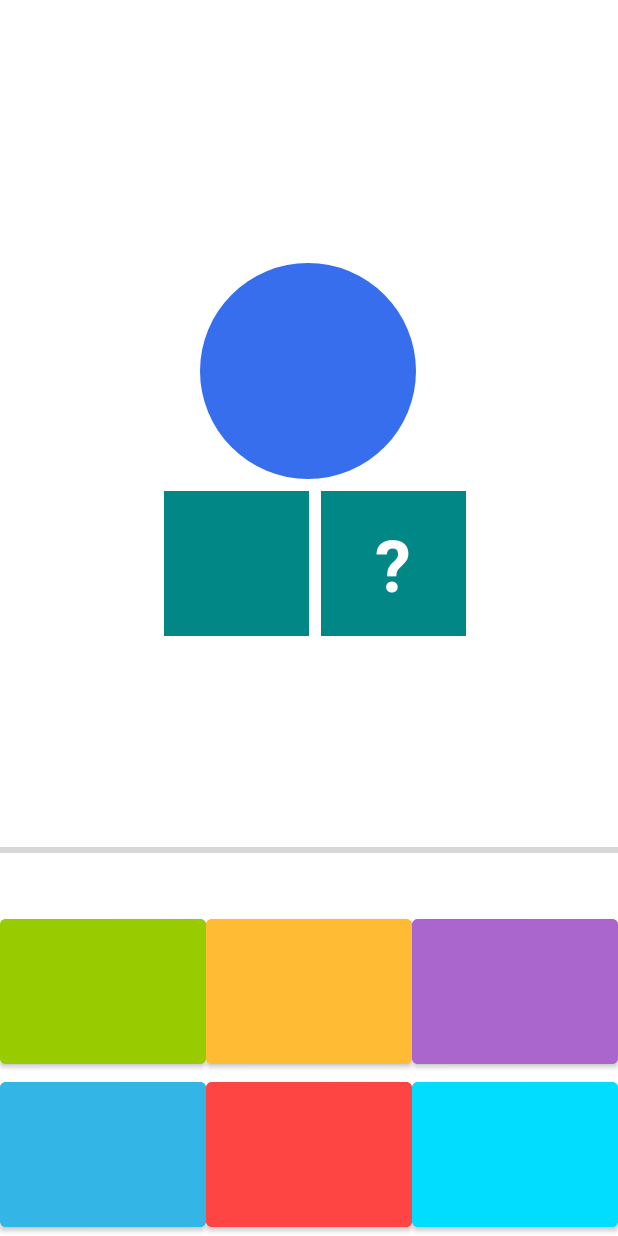
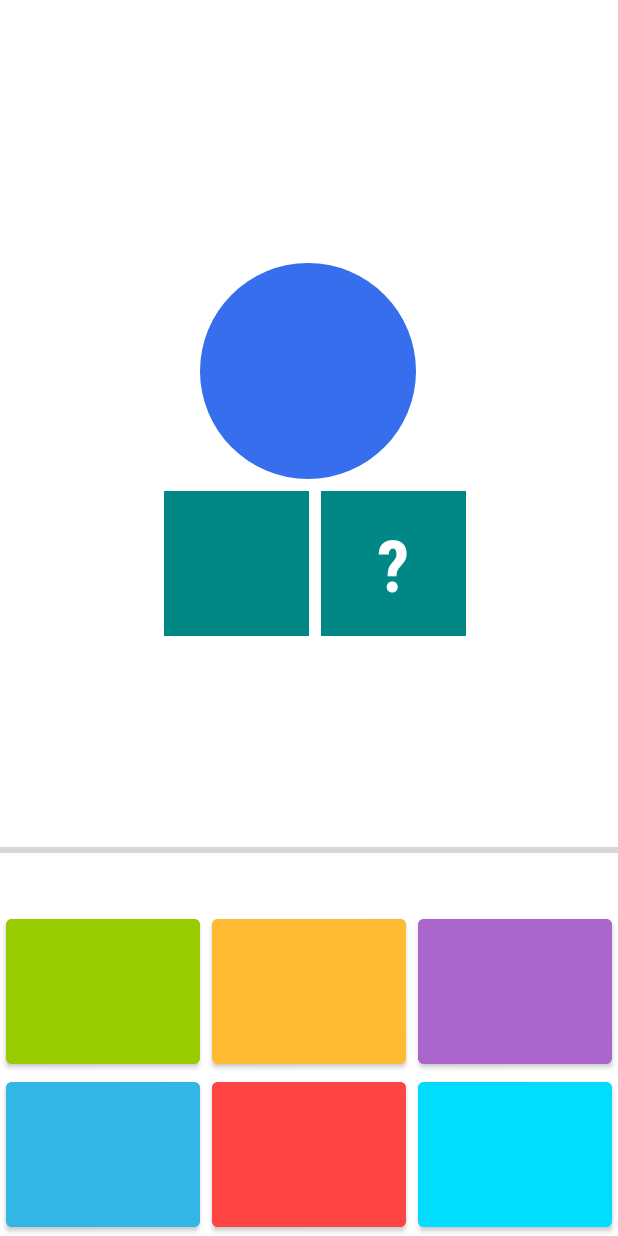
Before and after one commit to Hviksor/Composition, an Android app: the ChooseLevelFragment screen opened through its navigation route, after a tap on "Лёгкий", on a phone screen of 412 x 824 dp. Run offline under Robolectric (Android 15) with nearby library versions, the phone set to English and light mode, and no system bars; our stand-ins replace data binding; 1 statement that could not run was skipped.

Commit message:
change font

```diff
--- a/app/src/main/res/layout/fragment_game.xml
+++ b/app/src/main/res/layout/fragment_game.xml
@@ -17,9 +17,11 @@
 
         <TextView
             android:id="@+id/tv_timer"
+            android:textStyle="bold"
             android:layout_width="wrap_content"
             android:layout_height="wrap_content"
             android:layout_marginTop="64dp"
+            android:fontFamily="sans-serif-condensed"
             android:text="@{viewModel.formattedTime}"
             android:textColor="@color/black__my"
             android:textSize="40sp"
@@ -34,6 +36,7 @@
             android:layout_width="144dp"
             android:layout_height="144dp"
             android:background="@drawable/circulr_background"
+            android:fontFamily="sans-serif-condensed"
             app:layout_constraintBottom_toTopOf="@id/tv_left_number"
             app:layout_constraintEnd_toEndOf="parent"
             app:layout_constraintHorizontal_bias="0.498"
@@ -50,6 +53,7 @@
             android:layout_height="wrap_content"
             android:layout_margin="8dp"
             android:background="@color/teal_700"
+            android:fontFamily="sans-serif-condensed"
             app:layout_constraintBottom_toTopOf="@id/tv_option_1"
             app:layout_constraintDimensionRatio="1:1"
             app:layout_constraintEnd_toStartOf="@id/tv_question"
@@ -65,12 +69,13 @@
             android:layout_width="0dp"
             android:layout_height="wrap_content"
             android:background="@color/teal_700"
+            android:fontFamily="sans-serif-condensed"
+            android:text="?"
             app:layout_constraintBottom_toBottomOf="@id/tv_left_number"
             app:layout_constraintDimensionRatio="1:1"
             app:layout_constraintEnd_toEndOf="parent"
             app:layout_constraintStart_toEndOf="@id/tv_left_number"
-            app:layout_constraintTop_toTopOf="@id/tv_left_number"
-            android:text="?" />
+            app:layout_constraintTop_toTopOf="@id/tv_left_number" />
 
         <com.google.android.material.button.MaterialButton
             android:id="@+id/tv_option_1"
@@ -78,8 +83,11 @@
             android:layout_width="0dp"
             android:layout_height="wrap_content"
             android:backgroundTint="@android:color/holo_green_light"
+            android:fontFamily="sans-serif-condensed"
             app:layout_constraintBottom_toTopOf="@id/tv_option_4"
-            app:layout_constraintEnd_toStartOf="@id/tv_option_5"
+            app:layout_constraintEnd_toStartOf="@+id/tv_option_2"
+            app:layout_constraintHorizontal_bias="0.5"
+
             app:layout_constraintHorizontal_chainStyle="spread"
             app:layout_constraintStart_toStartOf="parent"
             app:numberAsText="@{viewModel.question.options.get(0)}"
@@ -91,9 +99,11 @@
             android:layout_width="0dp"
             android:layout_height="wrap_content"
             android:backgroundTint="@android:color/holo_orange_light"
-            app:layout_constraintBottom_toTopOf="@id/tv_option_4"
-            app:layout_constraintEnd_toStartOf="@id/tv_option_6"
-            app:layout_constraintStart_toEndOf="@id/tv_option_4"
+            android:fontFamily="sans-serif-condensed"
+            app:layout_constraintBottom_toTopOf="@+id/tv_option_5"
+            app:layout_constraintEnd_toStartOf="@+id/tv_option_3"
+            app:layout_constraintHorizontal_bias="0.5"
+            app:layout_constraintStart_toEndOf="@+id/tv_option_1"
             app:numberAsText="@{viewModel.question.options.get(1)}"
             app:onOptionClickListener="@{(option)-> viewModel.chooseAnswer(option)}" />
 
@@ -103,9 +113,11 @@
             android:layout_width="0dp"
             android:layout_height="wrap_content"
             android:backgroundTint="@android:color/holo_purple"
-            app:layout_constraintBottom_toTopOf="@id/tv_option_4"
+            android:fontFamily="sans-serif-condensed"
+            app:layout_constraintBottom_toTopOf="@+id/tv_option_6"
             app:layout_constraintEnd_toEndOf="parent"
-            app:layout_constraintStart_toEndOf="@id/tv_option_5"
+            app:layout_constraintHorizontal_bias="0.5"
+            app:layout_constraintStart_toEndOf="@+id/tv_option_2"
             app:numberAsText="@{viewModel.question.options.get(2)}"
             app:onOptionClickListener="@{(option)-> viewModel.chooseAnswer(option)}" />
 
@@ -115,6 +127,7 @@
             android:layout_width="0dp"
             android:layout_height="wrap_content"
             android:backgroundTint="@android:color/holo_blue_light"
+            android:fontFamily="sans-serif-condensed"
             app:layout_constraintBottom_toBottomOf="parent"
             app:layout_constraintEnd_toStartOf="@id/tv_option_5"
             app:layout_constraintHorizontal_chainStyle="spread"
@@ -128,6 +141,7 @@
             android:layout_width="0dp"
             android:layout_height="wrap_content"
             android:backgroundTint="@android:color/holo_red_light"
+            android:fontFamily="sans-serif-condensed"
             app:layout_constraintBottom_toBottomOf="parent"
             app:layout_constraintEnd_toStartOf="@id/tv_option_6"
             app:layout_constraintStart_toEndOf="@id/tv_option_4"
@@ -140,6 +154,7 @@
             android:layout_width="0dp"
             android:layout_height="wrap_content"
             android:backgroundTint="@android:color/holo_blue_bright"
+            android:fontFamily="sans-serif-condensed"
             app:layout_constraintBottom_toBottomOf="parent"
             app:layout_constraintEnd_toEndOf="parent"
             app:layout_constraintStart_toEndOf="@id/tv_option_5"
@@ -151,14 +166,16 @@
             android:layout_width="match_parent"
             android:layout_height="wrap_content"
             android:layout_margin="24dp"
+            android:fontFamily="sans-serif-condensed"
             android:gravity="center_horizontal"
+            android:text="@{viewModel.progressAnswer}"
             android:textSize="16sp"
-            tools:text="Правильных ответов Х (минимум Y"
-            android:text="@{viewModel.progressAnswer}"
             app:answersProgressColor="@{viewModel.enoughCount}"
             app:layout_constraintBottom_toTopOf="@id/progress_bar"
             app:layout_constraintTop_toBottomOf="@id/tv_left_number"
-            app:layout_constraintVertical_chainStyle="spread" />
+            app:layout_constraintVertical_chainStyle="spread"
+            tools:layout_editor_absoluteX="24dp"
+            tools:text="Правильных ответов Х (минимум Y" />
 
         <ProgressBar
             android:id="@+id/progress_bar"
--- a/app/src/main/res/values/colors.xml
+++ b/app/src/main/res/values/colors.xml
@@ -24,7 +24,7 @@
     <color name="orange_my">#ffb001</color>
     <color name="orange_light_my">#fff5c2</color>
     <color name="red_my">#f31d26</color>
-    <color name="grey_my">#828487</color>
+    <color name="grey_my">#68696A</color>
     <color name="grey_light_my">#ffffff</color>
     <color name="grey_light2_my">#f6f7f9</color>
     <color name="black__my">#151515</color>
--- a/app/src/main/res/values/style.xml
+++ b/app/src/main/res/values/style.xml
@@ -4,6 +4,8 @@
     <style name="OptionTextStyle">
         <item name="android:clickable">true</item>
         <item name="android:focusable">true</item>
+        <item name="android:layout_marginStart">4dp</item>
+        <item name="android:layout_marginEnd">4dp</item>
         <item name="android:padding">16dp</item>
         <item name="android:textSize">48sp</item>
         <item name="android:gravity">center</item>
```
Also changed, not shown: app/src/main/res/layout/fragment_choose_level.xml (+11 -2 lines), app/src/main/res/layout/fragment_game_finished.xml (+9 -3 lines), app/src/main/res/layout/fragment_welcome.xml (+8 -5 lines).
